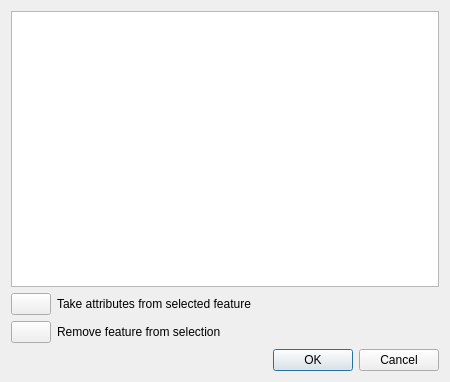
Above: src/ui/qgsmergeattributesdialogbase.ui from qgis/QGIS before the change. Below: the same form after it.
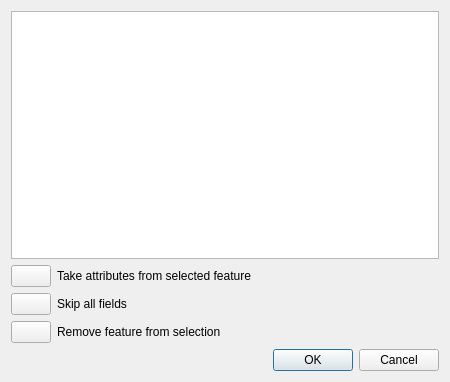
That is the form after the change. Icons and pictures are not drawn.

Commit message: Add skip all option to merge attributes dialog (fix #6958)

What changed in the file:
```diff
--- a/src/ui/qgsmergeattributesdialogbase.ui
+++ b/src/ui/qgsmergeattributesdialogbase.ui
@@ -57,7 +57,7 @@
      </item>
     </layout>
    </item>
-   <item row="2" column="0">
+   <item row="3" column="0">
     <layout class="QHBoxLayout" name="horizontalLayout_2">
      <item>
       <widget class="QPushButton" name="mRemoveFeatureFromSelectionButton">
@@ -91,7 +91,7 @@
      </item>
     </layout>
    </item>
-   <item row="3" column="0">
+   <item row="4" column="0">
     <widget class="QDialogButtonBox" name="buttonBox">
      <property name="orientation">
       <enum>Qt::Horizontal</enum>
@@ -101,6 +101,47 @@
      </property>
     </widget>
    </item>
+   <item row="2" column="0">
+    <layout class="QHBoxLayout" name="horizontalLayout_3">
+     <item>
+      <widget class="QPushButton" name="mSkipAllButton">
+       <property name="toolTip">
+        <string>Resets all fields to &quot;Skip&quot;</string>
+       </property>
+       <property name="text">
+        <string/>
+       </property>
+       <property name="icon">
+        <iconset resource="../../images/images.qrc">
+         <normaloff>:/images/themes/default/mActionSelectPan.png</normaloff>:/images/themes/default/mActionSelectPan.png</iconset>
+       </property>
+      </widget>
+     </item>
+     <item>
+      <widget class="QLabel" name="mRemoveFeatureFromSelectionLabel_2">
+       <property name="text">
+        <string>Skip all fields</string>
+       </property>
+       <property name="buddy">
+        <cstring>mRemoveFeatureFromSelectionButton</cstring>
+       </property>
+      </widget>
+     </item>
+     <item>
+      <spacer name="horizontalSpacer_3">
+       <property name="orientation">
+        <enum>Qt::Horizontal</enum>
+       </property>
+       <property name="sizeHint" stdset="0">
+        <size>
+         <width>98</width>
+         <height>20</height>
+        </size>
+       </property>
+      </spacer>
+     </item>
+    </layout>
+   </item>
   </layout>
  </widget>
  <tabstops>
```
Left out of the diff: 5 changed lines with no effect on the pictures. The commit also changes 3 other files.
